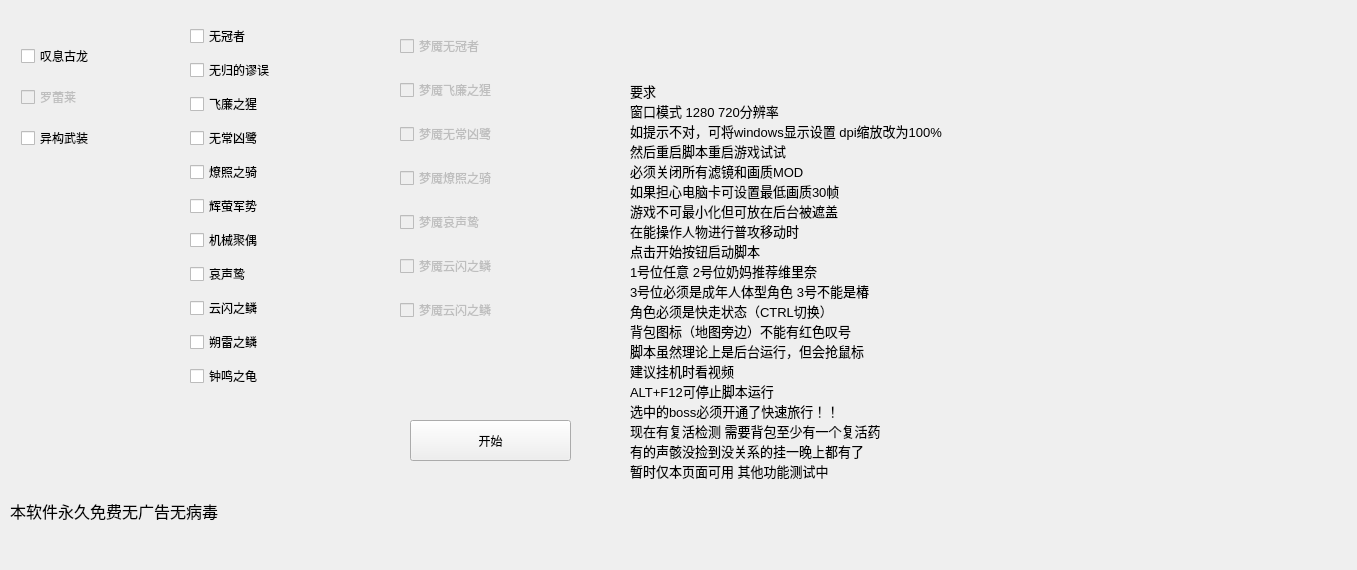
Before: the Qt Designer form normalbosspanel.ui in A-SunsetMkt-Forks/wuwaBackendTool, drawn with Qt 5.
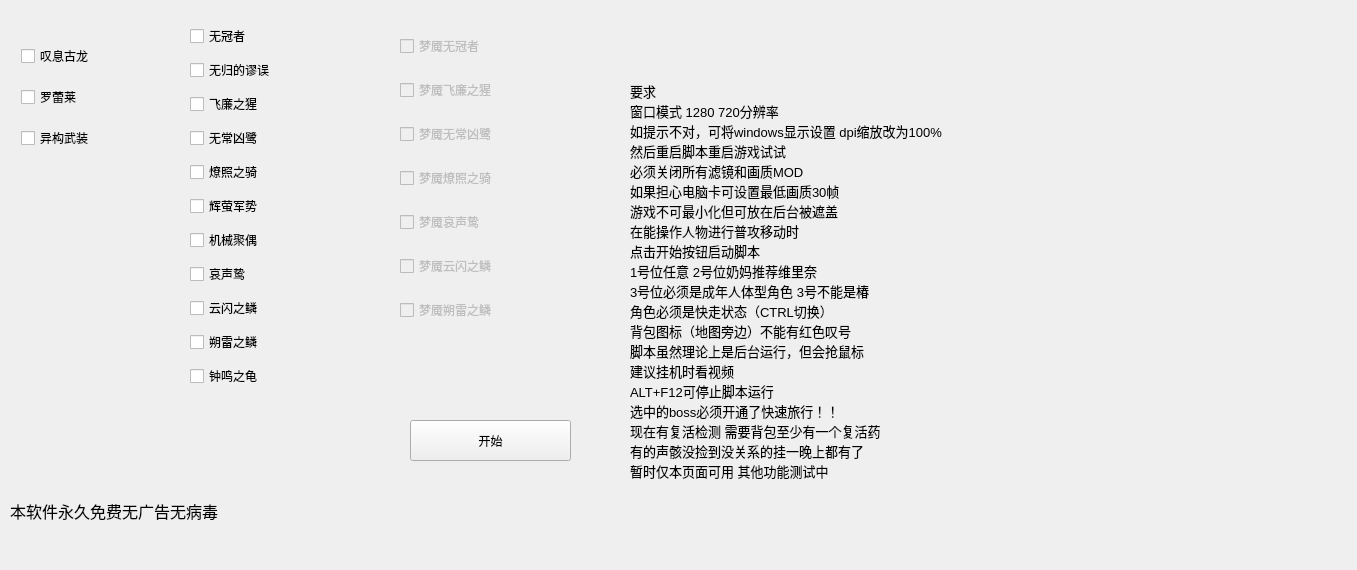
After: the same form once the commit is applied.

Commit message: 罗蕾莱 测试基本OK

Patch:
```diff
--- a/normalbosspanel.ui
+++ b/normalbosspanel.ui
@@ -102,7 +102,7 @@
        <bool>false</bool>
       </property>
       <property name="text">
-       <string>梦魇云闪之鳞</string>
+       <string>梦魇朔雷之鳞</string>
       </property>
      </widget>
     </item>
@@ -247,7 +247,7 @@
     <item>
      <widget class="QCheckBox" name="lorelei">
       <property name="enabled">
-       <bool>false</bool>
+       <bool>true</bool>
       </property>
       <property name="text">
        <string>罗蕾莱</string>
```
The commit also changes 2 other files.
